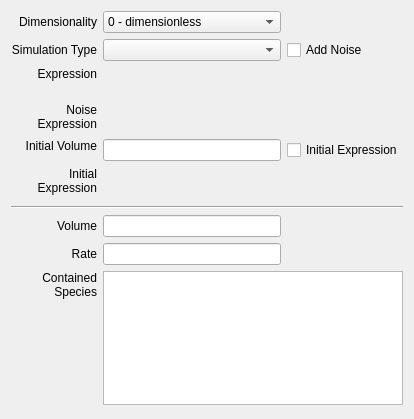
Above: copasi/UI/CQCompartment.ui from copasi/COPASI before the change. Below: the same form after it.
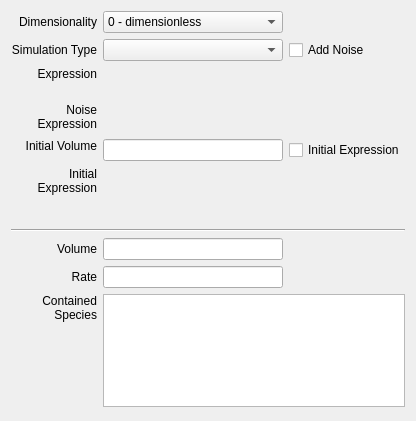
That is the form after the change. Custom widgets are drawn as their Qt base class.

```diff
--- a/copasi/UI/CQCompartment.ui
+++ b/copasi/UI/CQCompartment.ui
@@ -26,8 +26,8 @@
    <rect>
     <x>0</x>
     <y>0</y>
-    <width>399</width>
-    <height>419</height>
+    <width>416</width>
+    <height>421</height>
    </rect>
   </property>
   <property name="sizePolicy">
@@ -249,9 +249,9 @@
    <item row="9" column="1" colspan="3">
     <widget class="QTableWidget" name="mpMetaboliteTable">
      <property name="sizePolicy">
-      <sizepolicy hsizetype="Expanding" vsizetype="Expanding">
+      <sizepolicy hsizetype="Expanding" vsizetype="Preferred">
        <horstretch>0</horstretch>
-       <verstretch>4</verstretch>
+       <verstretch>2</verstretch>
       </sizepolicy>
      </property>
      <property name="editTriggers">
```
Left out of the diff: 7 changed lines with no effect on the pictures.
